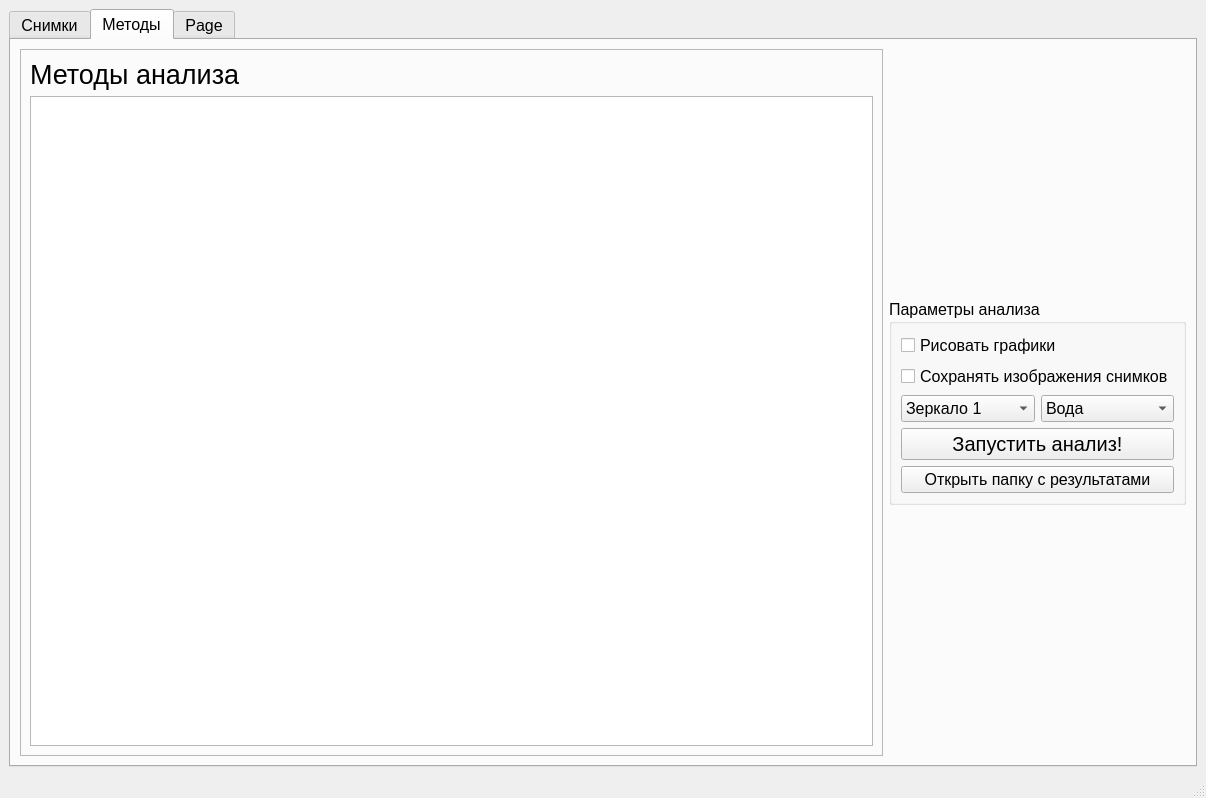
Before: the Qt Designer form UI/main_window.ui in Limuranius/FY3D-image-analyzer, drawn with Qt 5.
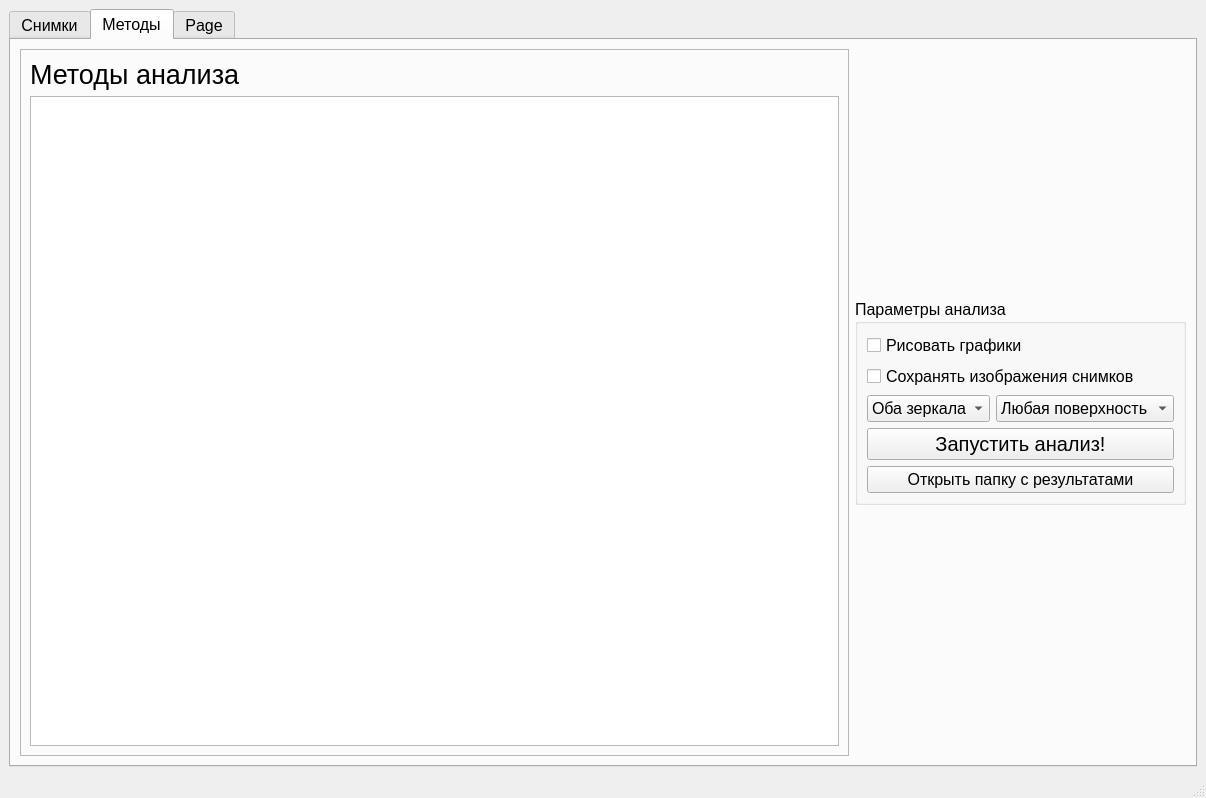
After: the same form once the commit is applied. The open tabs and pages were chosen to show the change. Custom widgets are drawn as their Qt base class.

What changed in the file:
```diff
--- a/UI/main_window.ui
+++ b/UI/main_window.ui
@@ -529,6 +529,11 @@
           <layout class="QGridLayout" name="gridLayout_4">
            <item row="2" column="0">
             <widget class="QComboBox" name="comboBox">
+             <item>
+              <property name="text">
+               <string>Оба зеркала</string>
+              </property>
+             </item>
              <item>
               <property name="text">
                <string>Зеркало 1</string>
@@ -543,6 +548,11 @@
            </item>
            <item row="2" column="1">
             <widget class="QComboBox" name="comboBox_2">
+             <item>
+              <property name="text">
+               <string>Любая поверхность</string>
+              </property>
+             </item>
              <item>
               <property name="text">
                <string>Вода</string>
```
Left out of the diff: 7 changed lines with no effect on the pictures.
